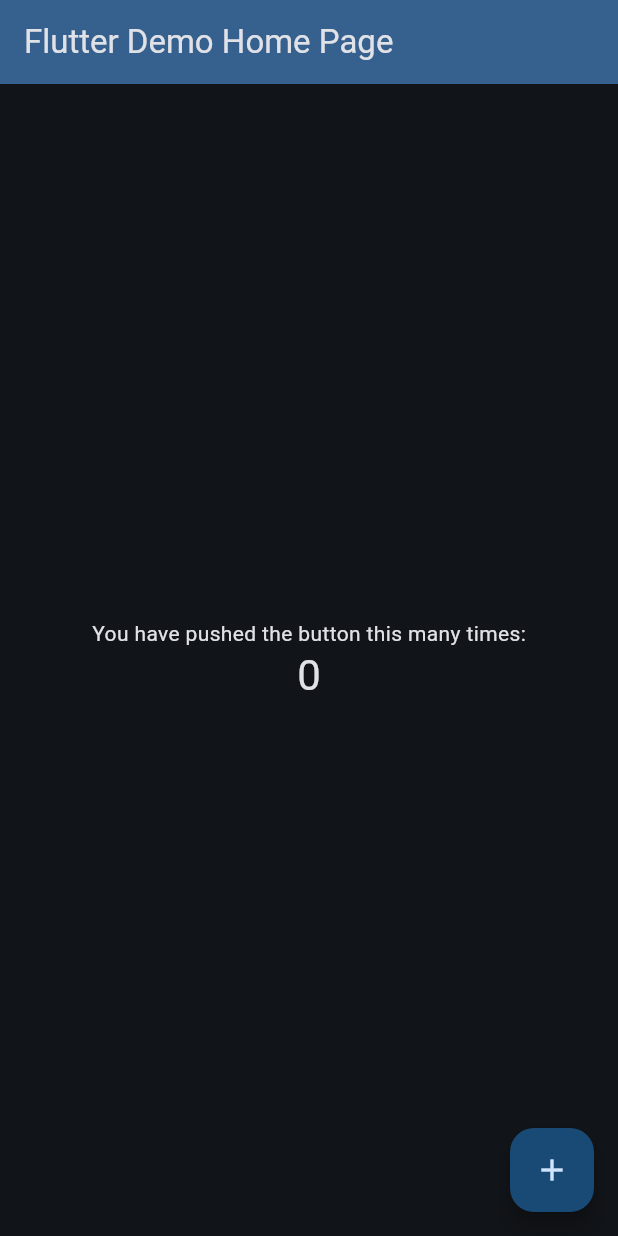
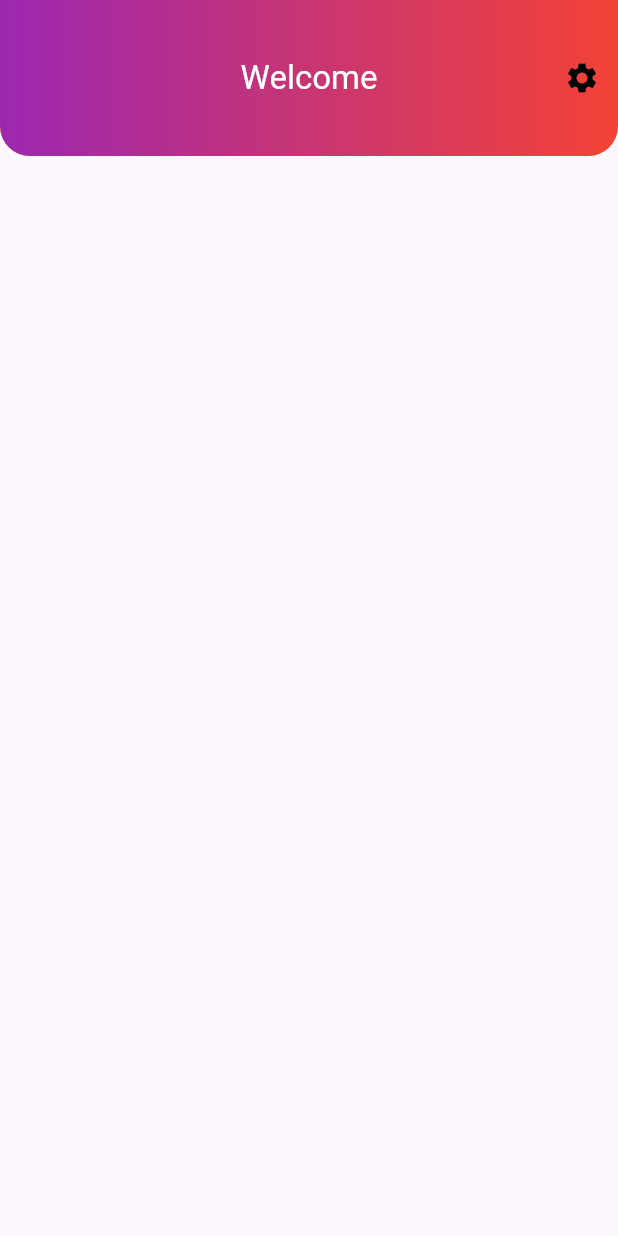
Before and after one commit to abidroid/theme_playground, a Flutter app: the screen it shows after launch, on a phone screen of 412 x 824 dp. Run offline on Flutter 3.47's test engine with Material 3 defaults, Android fonts, the phone set to English and light mode, and no system bars.

Commit message:
screen one with custom appbar theme

```diff
--- a/lib/main.dart
+++ b/lib/main.dart
@@ -1,5 +1,6 @@
 import 'package:flutter/material.dart';
 import 'package:theme_playground/config/app_theme.dart';
+import 'package:theme_playground/screens/first_screen.dart';
 
 void main() {
   runApp(const MyApp());
@@ -16,95 +17,7 @@ class MyApp extends StatelessWidget {
       themeMode: ThemeMode.dark,
       theme: AppTheme.light,
       darkTheme: AppTheme.dark,
-      home: const MyHomePage(title: 'Flutter Demo Home Page'),
+      home: const FirstScreen(),
     );
   }
 }
-
-class MyHomePage extends StatefulWidget {
-  const MyHomePage({super.key, required this.title});
-
-  // This widget is the home page of your application. It is stateful, meaning
-  // that it has a State object (defined below) that contains fields that affect
-  // how it looks.
-
-  // This class is the configuration for the state. It holds the values (in this
-  // case the title) provided by the parent (in this case the App widget) and
-  // used by the build method of the State. Fields in a Widget subclass are
-  // always marked "final".
-
-  final String title;
-
-  @override
-  State<MyHomePage> createState() => _MyHomePageState();
-}
-
-class _MyHomePageState extends State<MyHomePage> {
-  int _counter = 0;
-
-  void _incrementCounter() {
-    setState(() {
-      // This call to setState tells the Flutter framework that something has
-      // changed in this State, which causes it to rerun the build method below
-      // so that the display can reflect the updated values. If we changed
-      // _counter without calling setState(), then the build method would not be
-      // called again, and so nothing would appear to happen.
-      _counter++;
-    });
-  }
-
-  @override
-  Widget build(BuildContext context) {
-    // This method is rerun every time setState is called, for instance as done
-    // by the _incrementCounter method above.
-    //
-    // The Flutter framework has been optimized to make rerunning build methods
-    // fast, so that you can just rebuild anything that needs updating rather
-    // than having to individually change instances of widgets.
-    return Scaffold(
-      appBar: AppBar(
-        // TRY THIS: Try changing the color here to a specific color (to
-        // Colors.amber, perhaps?) and trigger a hot reload to see the AppBar
-        // change color while the other colors stay the same.
-        backgroundColor: Theme.of(context).colorScheme.inversePrimary,
-        // Here we take the value from the MyHomePage object that was created by
-        // the App.build method, and use it to set our appbar title.
-        title: Text(widget.title),
-      ),
-      body: Center(
-        // Center is a layout widget. It takes a single child and positions it
-        // in the middle of the parent.
-        child: Column(
-          // Column is also a layout widget. It takes a list of children and
-          // arranges them vertically. By default, it sizes itself to fit its
-          // children horizontally, and tries to be as tall as its parent.
-          //
-          // Column has various properties to control how it sizes itself and
-          // how it positions its children. Here we use mainAxisAlignment to
-          // center the children vertically; the main axis here is the vertical
-          // axis because Columns are vertical (the cross axis would be
-          // horizontal).
-          //
-          // TRY THIS: Invoke "debug painting" (choose the "Toggle Debug Paint"
-          // action in the IDE, or press "p" in the console), to see the
-          // wireframe for each widget.
-          mainAxisAlignment: MainAxisAlignment.center,
-          children: <Widget>[
-            const Text(
-              'You have pushed the button this many times:',
-            ),
-            Text(
-              '$_counter',
-              style: Theme.of(context).textTheme.headlineMedium,
-            ),
-          ],
-        ),
-      ),
-      floatingActionButton: FloatingActionButton(
-        onPressed: _incrementCounter,
-        tooltip: 'Increment',
-        child: const Icon(Icons.add),
-      ), // This trailing comma makes auto-formatting nicer for build methods.
-    );
-  }
-}
--- /dev/null
+++ b/lib/screens/first_screen.dart
@@ -0,0 +1,47 @@
+import 'package:flutter/material.dart';
+
+class FirstScreen extends StatelessWidget {
+  const FirstScreen({super.key});
+
+  @override
+  Widget build(BuildContext context) {
+    return Theme(
+      data: ThemeData(
+        useMaterial3: true,
+        appBarTheme: const AppBarTheme(
+          backgroundColor: Colors.amber,
+          foregroundColor: Colors.white,
+          elevation: 0.0,
+          centerTitle: true,
+          toolbarHeight: 104,
+          actionsIconTheme: IconThemeData(color: Colors.black),
+          shape: RoundedRectangleBorder(
+            borderRadius: BorderRadius.only(
+              bottomLeft: Radius.circular(20),
+              bottomRight: Radius.circular(20),
+            ),
+          ),
+        ),
+      ),
+      child: Scaffold(
+        appBar: AppBar(
+          title: const Text('Welcome'),
+          // doing it for gradient color app bar
+          flexibleSpace: Container(
+            decoration: const BoxDecoration(
+                borderRadius: BorderRadius.only(
+                  bottomLeft: Radius.circular(20),
+                  bottomRight: Radius.circular(20),
+                ),
+                gradient: LinearGradient(colors: [
+                  Colors.purple,
+                  Colors.red,
+                ])),
+          ),
+          actions: [IconButton(onPressed: () {}, icon: const Icon(Icons.settings))],
+        ),
+        //body: const Placeholder(),
+      ),
+    );
+  }
+}
```
